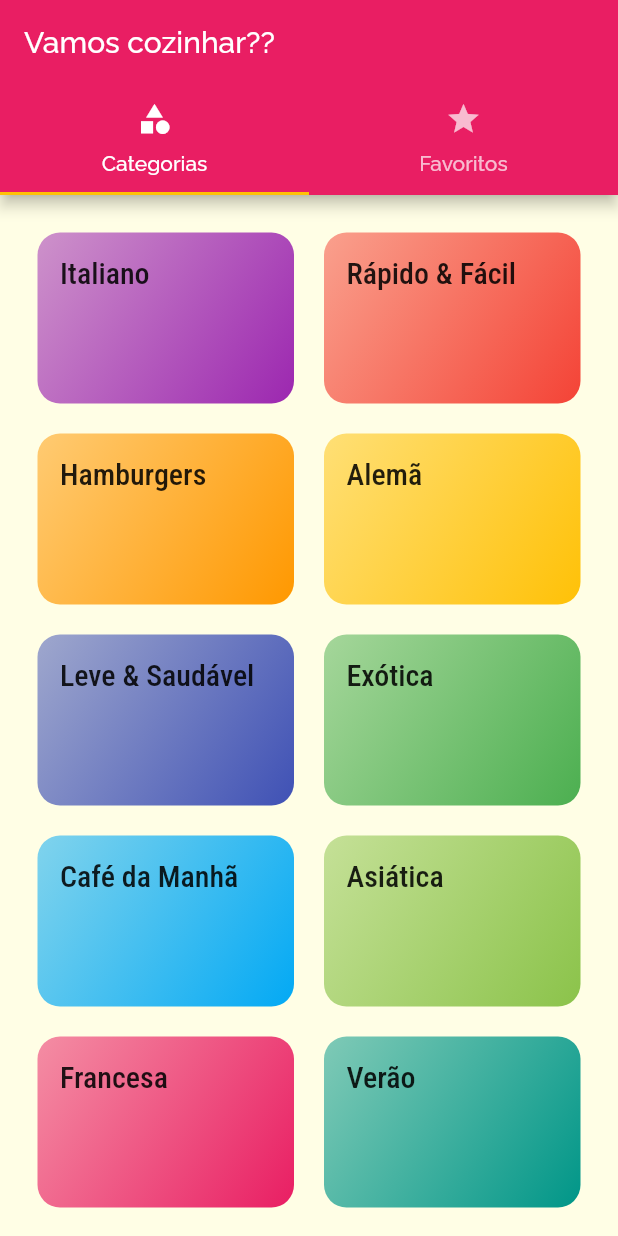
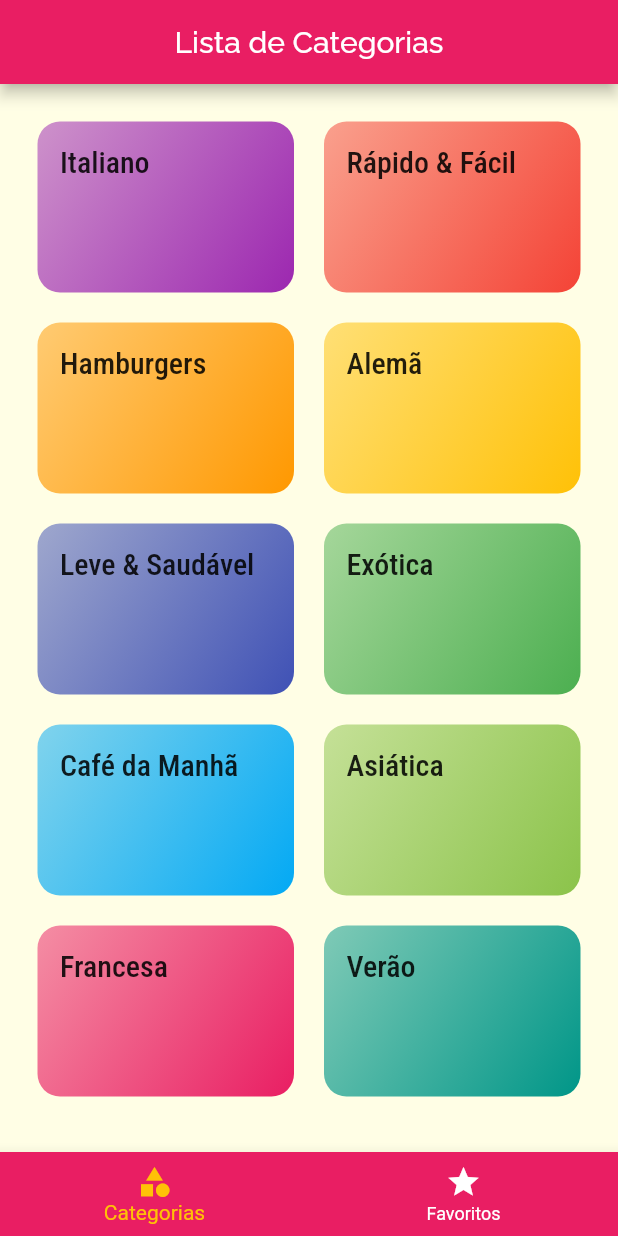
Before and after one commit to LetRicette/meals-recipe-flutter, a Flutter app: the screen it shows after launch, on a phone screen of 412 x 824 dp. Run offline on Flutter 3.47's test engine with Material 2 defaults, Android fonts, the phone set to English and light mode, and no system bars.

```diff
--- a/lib/screens/tabs_screen.dart
+++ b/lib/screens/tabs_screen.dart
@@ -2,35 +2,55 @@ import 'package:flutter/material.dart';
 import 'categories_screen.dart';
 import 'favorite_screen.dart';
 
-class TabsScreen extends StatelessWidget {
+class TabsScreen extends StatefulWidget {
   const TabsScreen({Key? key}) : super(key: key);
 
   @override
+  _TabsScreenState createState() => _TabsScreenState();
+}
+
+class _TabsScreenState extends State<TabsScreen> {
+  int _selectedScreenIndex = 0;
+  final List<Widget> _screens = [
+    CategoriesScreen(),
+    FavoriteScreen(),
+  ];
+
+  final List<String> _titles = [
+    'Lista de Categorias',
+    'Meus Favoritos',
+  ];
+
+  _selectScreen(int index) {
+    setState(() {
+      _selectedScreenIndex = index;
+    });
+  }
+
+  @override
   Widget build(BuildContext context) {
-    return DefaultTabController(
-      length: 2,
-      child: Scaffold(
-        appBar: AppBar(
-          title: Text('Vamos cozinhar??'),
-          bottom: TabBar(
-            tabs: [
-              Tab(
-                icon: Icon(Icons.category),
-                text: 'Categorias',
-              ),
-              Tab(
-                icon: Icon(Icons.star),
-                text: 'Favoritos',
-              ),
-            ],
+    return Scaffold(
+      appBar: AppBar(
+        title: Text(_titles[_selectedScreenIndex]),
+        centerTitle: true,
+      ),
+      body: _screens[_selectedScreenIndex],
+      bottomNavigationBar: BottomNavigationBar(
+        onTap: _selectScreen,
+        backgroundColor: Theme.of(context).primaryColor,
+        unselectedItemColor: Colors.white,
+        selectedItemColor: Theme.of(context).accentColor,
+        currentIndex: _selectedScreenIndex,
+        items: [
+          BottomNavigationBarItem(
+            icon: Icon(Icons.category),
+            label: 'Categorias',
           ),
-        ),
-        body: TabBarView(
-          children: [
-            CategoriesScreen(),
-            FavoriteScreen(),
-          ],
-        ),
+          BottomNavigationBarItem(
+            icon: Icon(Icons.star),
+            label: 'Favoritos',
+          ),
+        ],
       ),
     );
   }
```
